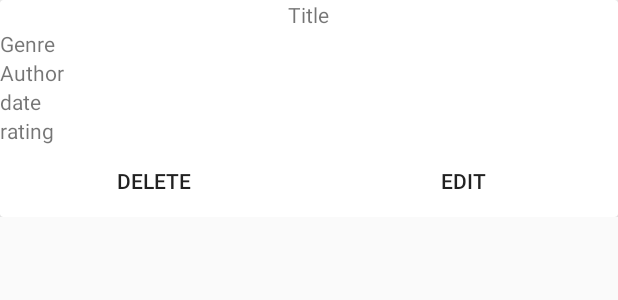
After one commit to pznkDev/WishListApp, an Android app: the layout card_read_book.xml on its own in the app's theme, with its tools: preview values and no code run, on a phone screen of 412 x 824 dp. The commit adds this screen. Shown: the top 300 px of the screen. Run offline under Robolectric (Android 15) with nearby library versions, the phone set to English and light mode, and no system bars.

Commit message:
fixed bugs. Added BookReadListAdapter and cardView for readBook

```diff
--- a/WishListApp/app/src/main/java/com/kpi/slava/wishlistapp/adapters/BookUnreadListAdapter.java
+++ b/WishListApp/app/src/main/java/com/kpi/slava/wishlistapp/adapters/BookUnreadListAdapter.java
@@ -11,9 +11,9 @@ import android.view.ViewGroup;
 import android.widget.TextView;
 import android.widget.Toast;
 
-import com.kpi.slava.wishlistapp.DBHelper;
+import com.kpi.slava.wishlistapp.database.DBHelper;
 import com.kpi.slava.wishlistapp.R;
-import com.kpi.slava.wishlistapp.entities.BookEntity;
+import com.kpi.slava.wishlistapp.database.BookEntity;
 import com.kpi.slava.wishlistapp.fragments.ControlBookFragment;
 import com.kpi.slava.wishlistapp.fragments.RatingFragment;
 
--- a/WishListApp/app/src/main/java/com/kpi/slava/wishlistapp/adapters/MovieSeenListAdapter.java
+++ b/WishListApp/app/src/main/java/com/kpi/slava/wishlistapp/adapters/MovieSeenListAdapter.java
@@ -11,9 +11,9 @@ import android.view.ViewGroup;
 import android.widget.TextView;
 import android.widget.Toast;
 
-import com.kpi.slava.wishlistapp.DBHelper;
+import com.kpi.slava.wishlistapp.database.DBHelper;
 import com.kpi.slava.wishlistapp.R;
-import com.kpi.slava.wishlistapp.entities.MovieEntity;
+import com.kpi.slava.wishlistapp.database.MovieEntity;
 import com.kpi.slava.wishlistapp.fragments.ControlMovieFragment;
 
 import java.util.ArrayList;
--- a/WishListApp/app/src/main/java/com/kpi/slava/wishlistapp/entities/BookEntity.java
+++ b/WishListApp/app/src/main/java/com/kpi/slava/wishlistapp/database/BookEntity.java
@@ -1,4 +1,4 @@
-package com.kpi.slava.wishlistapp.entities;
+package com.kpi.slava.wishlistapp.database;
 
 import android.os.Parcel;
 import android.os.Parcelable;
--- a/WishListApp/app/src/main/java/com/kpi/slava/wishlistapp/DBHelper.java
+++ b/WishListApp/app/src/main/java/com/kpi/slava/wishlistapp/database/DBHelper.java
@@ -1,4 +1,4 @@
-package com.kpi.slava.wishlistapp;
+package com.kpi.slava.wishlistapp.database;
 
 import android.content.Context;
 import android.database.sqlite.SQLiteDatabase;
--- a/WishListApp/app/src/main/java/com/kpi/slava/wishlistapp/entities/MovieEntity.java
+++ b/WishListApp/app/src/main/java/com/kpi/slava/wishlistapp/database/MovieEntity.java
@@ -1,4 +1,4 @@
-package com.kpi.slava.wishlistapp.entities;
+package com.kpi.slava.wishlistapp.database;
 
 import android.os.Parcel;
 import android.os.Parcelable;
--- a/WishListApp/app/src/main/java/com/kpi/slava/wishlistapp/fragments/BooksFragment.java
+++ b/WishListApp/app/src/main/java/com/kpi/slava/wishlistapp/fragments/BooksFragment.java
@@ -12,10 +12,10 @@ import android.view.LayoutInflater;
 import android.view.View;
 import android.view.ViewGroup;
 
-import com.kpi.slava.wishlistapp.DBHelper;
+import com.kpi.slava.wishlistapp.database.DBHelper;
 import com.kpi.slava.wishlistapp.R;
 import com.kpi.slava.wishlistapp.adapters.BookUnreadListAdapter;
-import com.kpi.slava.wishlistapp.entities.BookEntity;
+import com.kpi.slava.wishlistapp.database.BookEntity;
 
 import java.util.ArrayList;
 import java.util.List;
--- a/WishListApp/app/src/main/java/com/kpi/slava/wishlistapp/fragments/ControlBookFragment.java
+++ b/WishListApp/app/src/main/java/com/kpi/slava/wishlistapp/fragments/ControlBookFragment.java
@@ -18,9 +18,9 @@ import android.widget.RadioGroup;
 import android.widget.Spinner;
 import android.widget.Toast;
 
-import com.kpi.slava.wishlistapp.DBHelper;
+import com.kpi.slava.wishlistapp.database.DBHelper;
 import com.kpi.slava.wishlistapp.R;
-import com.kpi.slava.wishlistapp.entities.BookEntity;
+import com.kpi.slava.wishlistapp.database.BookEntity;
 
 import java.text.DateFormat;
 import java.text.SimpleDateFormat;
@@ -230,6 +230,7 @@ public class ControlBookFragment extends DialogFragment {
     public void onDismiss(DialogInterface dialog) {
         edtTitle.setText("");
         edtAuthor.setText("");
+        radioUnread.setChecked(true);
         bookRatingSpinner.setSelection(0);
         bookGenreSpinner.setSelection(0);
         super.onDismiss(dialog);
--- a/WishListApp/app/src/main/java/com/kpi/slava/wishlistapp/fragments/ControlMovieFragment.java
+++ b/WishListApp/app/src/main/java/com/kpi/slava/wishlistapp/fragments/ControlMovieFragment.java
@@ -18,9 +18,9 @@ import android.widget.RadioGroup;
 import android.widget.Spinner;
 import android.widget.Toast;
 
-import com.kpi.slava.wishlistapp.DBHelper;
+import com.kpi.slava.wishlistapp.database.DBHelper;
 import com.kpi.slava.wishlistapp.R;
-import com.kpi.slava.wishlistapp.entities.MovieEntity;
+import com.kpi.slava.wishlistapp.database.MovieEntity;
 
 import java.text.DateFormat;
 import java.text.SimpleDateFormat;
@@ -230,6 +230,7 @@ public class ControlMovieFragment extends DialogFragment{
     public void onDismiss(DialogInterface dialog) {
         edtTitle.setText("");
         edtReleaseYear.setText("");
+        radioUnseen.setChecked(true);
         movieRatingSpinner.setSelection(0);
         movieGenreSpinner.setSelection(0);
         super.onDismiss(dialog);
--- a/WishListApp/app/src/main/java/com/kpi/slava/wishlistapp/fragments/MoviesFragment.java
+++ b/WishListApp/app/src/main/java/com/kpi/slava/wishlistapp/fragments/MoviesFragment.java
@@ -12,10 +12,10 @@ import android.view.LayoutInflater;
 import android.view.View;
 import android.view.ViewGroup;
 
-import com.kpi.slava.wishlistapp.DBHelper;
+import com.kpi.slava.wishlistapp.database.DBHelper;
 import com.kpi.slava.wishlistapp.R;
 import com.kpi.slava.wishlistapp.adapters.MovieUnseenListAdapter;
-import com.kpi.slava.wishlistapp.entities.MovieEntity;
+import com.kpi.slava.wishlistapp.database.MovieEntity;
 
 import java.util.ArrayList;
 import java.util.List;
--- /dev/null
+++ b/WishListApp/app/src/main/res/layout/card_read_book.xml
@@ -0,0 +1,75 @@
+<?xml version="1.0" encoding="utf-8"?>
+<LinearLayout xmlns:android="http://schemas.android.com/apk/res/android"
+    android:layout_width="match_parent"
+    android:layout_height="wrap_content"
+    android:orientation="vertical">
+
+    <android.support.v7.widget.CardView
+        android:id="@+id/card_view_read_book"
+        android:layout_width="match_parent"
+        android:layout_height="wrap_content">
+
+        <LinearLayout
+            android:layout_width="match_parent"
+            android:layout_height="wrap_content"
+            android:orientation="vertical">
+
+            <TextView
+                android:id="@+id/tv_read_book_title"
+                android:layout_width="wrap_content"
+                android:layout_height="wrap_content"
+                android:layout_gravity="center_horizontal"
+                android:text="Title" />
+
+            <TextView
+                android:id="@+id/tv_read_book_genre"
+                android:layout_width="wrap_content"
+                android:layout_height="wrap_content"
+                android:text="Genre" />
+
+            <TextView
+                android:id="@+id/tv_read_book_author"
+                android:layout_width="wrap_content"
+                android:layout_height="wrap_content"
+                android:text="Author" />
+
+            <TextView
+                android:id="@+id/tv_read_book_date"
+                android:layout_width="wrap_content"
+                android:layout_height="wrap_content"
+                android:text="date" />
+
+            <TextView
+                android:id="@+id/tv_read_book_rating"
+                android:layout_width="wrap_content"
+                android:layout_height="wrap_content"
+                android:text="rating" />
+
+            <LinearLayout
+                android:layout_width="match_parent"
+                android:layout_height="wrap_content"
+                android:orientation="horizontal">
+
+                <Button
+                    android:id="@+id/btn_read_book_delete"
+                    android:layout_width="wrap_content"
+                    android:layout_height="wrap_content"
+                    android:text="Delete"
+                    android:layout_weight="1"
+                    android:background="@null"/>
+
+                <Button
+                    android:id="@+id/btn_read_book_edit"
+                    android:layout_width="wrap_content"
+                    android:layout_height="wrap_content"
+                    android:text="Edit"
+                    android:layout_weight="1"
+                    android:background="@null"/>
+
+            </LinearLayout>
+
+        </LinearLayout>
+
+    </android.support.v7.widget.CardView>
+
+</LinearLayout>
```
Also changed, not shown: WishListApp/app/src/main/java/com/kpi/slava/wishlistapp/adapters/BookReadListAdapter.java (added, +114 -0 lines), WishListApp/app/src/main/java/com/kpi/slava/wishlistapp/adapters/MovieUnseenListAdapter.java (+13 -13 lines), WishListApp/app/src/main/java/com/kpi/slava/wishlistapp/fragments/LibraryFragment.java (+39 -5 lines), WishListApp/app/src/main/java/com/kpi/slava/wishlistapp/fragments/RatingFragment.java (+18 -17 lines).
